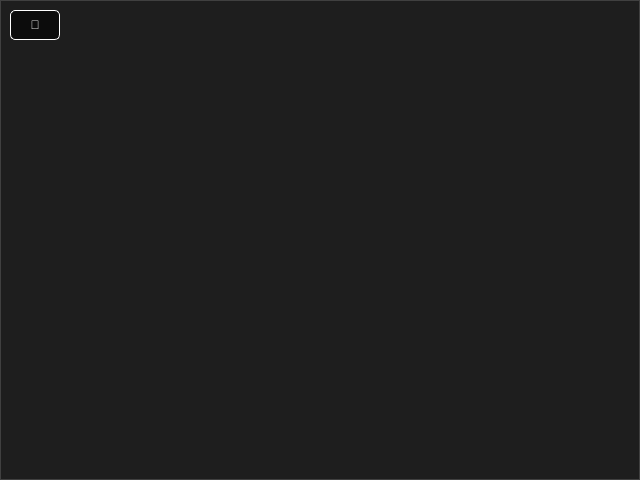
Qt form src/gui/camera_interface.ui (JhonDVelez/BrazoRobotico) before a commit.
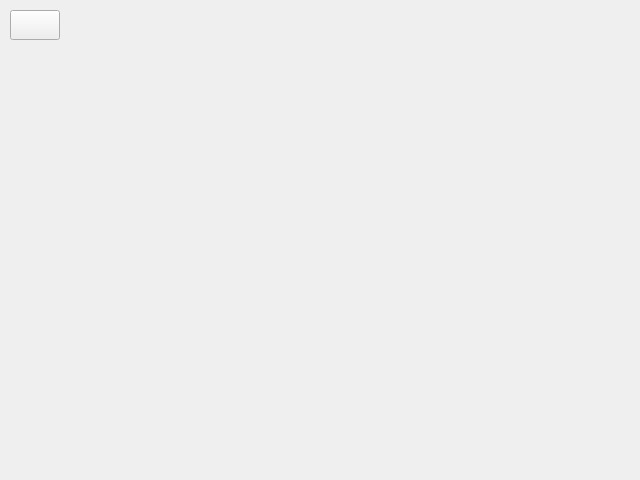
The same form after that commit.

What changed in the file:
```diff
--- a/src/gui/camera_interface.ui
+++ b/src/gui/camera_interface.ui
@@ -55,15 +55,6 @@
        <height>120</height>
       </size>
      </property>
-     <property name="styleSheet">
-      <string notr="true">
-       QLabel {
-           background-color: #1e1e1e;
-           border: 1px solid #404040;
-           color: white;
-       }
-      </string>
-     </property>
      <property name="text">
       <string/>
      </property>
@@ -88,25 +79,8 @@
    <property name="toolTip">
     <string>Toggle Camera</string>
    </property>
-   <property name="styleSheet">
-    <string notr="true">
-     QPushButton {
-         background-color: rgba(0, 0, 0, 150);
-         color: white;
-         border: 1px solid white;
-         border-radius: 5px;
-         font-weight: bold;
-     }
-     QPushButton:hover {
-         background-color: rgba(50, 50, 50, 200);
-     }
-     QPushButton:pressed {
-         background-color: rgba(100, 100, 100, 200);
-     }
-    </string>
-   </property>
    <property name="text">
-    <string>🎥</string>
+    <string></string>
    </property>
   </widget>
  </widget>
```
